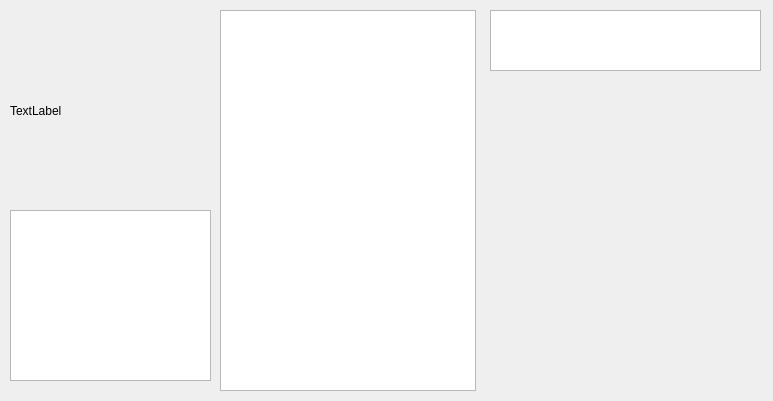
Old version of the form ui/page_main.ui in the repository AmmarSyamil/HyprSP.
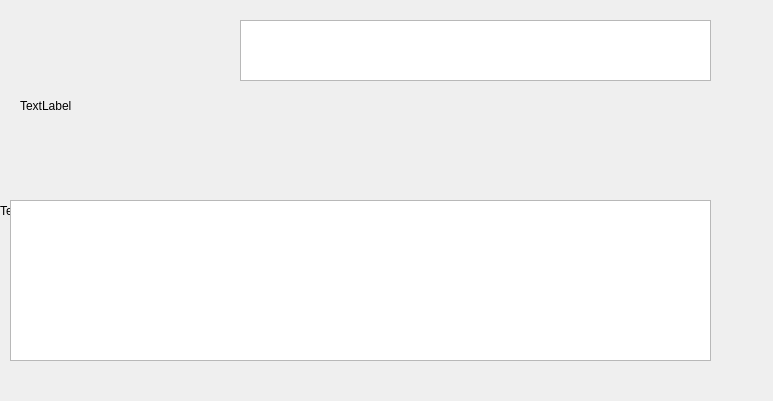
New version of the form. Custom widgets are drawn as their Qt base class.

What changed in the file:
```diff
--- a/ui/page_main.ui
+++ b/ui/page_main.ui
@@ -16,52 +16,32 @@
   <widget class="ImageLabel" name="main">
    <property name="geometry">
     <rect>
-     <x>10</x>
+     <x>20</x>
      <y>20</y>
-     <width>201</width>
-     <height>181</height>
-    </rect>
-   </property>
-   <property name="text">
-    <string>TextLabel</string>
-   </property>
-  </widget>
-  <widget class="FlipView" name="flipimages_middle">
-   <property name="geometry">
-    <rect>
-     <x>220</x>
-     <y>10</y>
-     <width>256</width>
-     <height>381</height>
-    </rect>
-   </property>
-  </widget>
-  <widget class="QWidget" name="web" native="true">
-   <property name="geometry">
-    <rect>
-     <x>500</x>
-     <y>90</y>
-     <width>261</width>
-     <height>301</height>
-    </rect>
-   </property>
-  </widget>
-  <widget class="TextEdit" name="specs_label">
-   <property name="geometry">
-    <rect>
-     <x>10</x>
-     <y>210</y>
-     <width>201</width>
+     <width>191</width>
      <height>171</height>
     </rect>
    </property>
+   <property name="text">
+    <string>TextLabel</string>
+   </property>
+  </widget>
+  <widget class="TextEdit" name="specs_label">
+   <property name="geometry">
+    <rect>
+     <x>10</x>
+     <y>200</y>
+     <width>701</width>
+     <height>161</height>
+    </rect>
+   </property>
   </widget>
   <widget class="QListWidget" name="app_list">
    <property name="geometry">
     <rect>
-     <x>490</x>
-     <y>10</y>
-     <width>271</width>
+     <x>240</x>
+     <y>20</y>
+     <width>471</width>
      <height>61</height>
     </rect>
    </property>
@@ -84,13 +64,25 @@
     <enum>QListView::ViewMode::IconMode</enum>
    </property>
   </widget>
+  <widget class="ImageLabel" name="main_2">
+   <property name="geometry">
+    <rect>
+     <x>0</x>
+     <y>0</y>
+     <width>821</width>
+     <height>421</height>
+    </rect>
+   </property>
+   <property name="text">
+    <string>TextLabel</string>
+   </property>
+  </widget>
+  <zorder>main_2</zorder>
+  <zorder>main</zorder>
+  <zorder>specs_label</zorder>
+  <zorder>app_list</zorder>
  </widget>
  <customwidgets>
-  <customwidget>
-   <class>FlipView</class>
-   <extends>QListWidget</extends>
-   <header>qfluentwidgets</header>
-  </customwidget>
   <customwidget>
    <class>ImageLabel</class>
    <extends>QLabel</extends>
```
